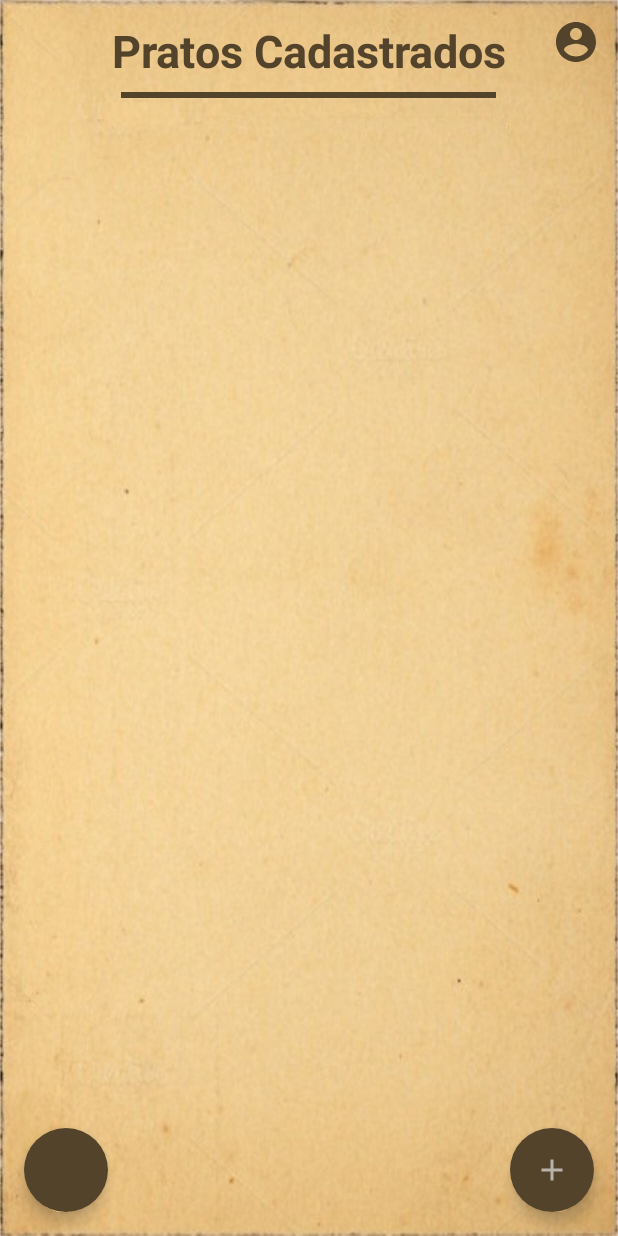
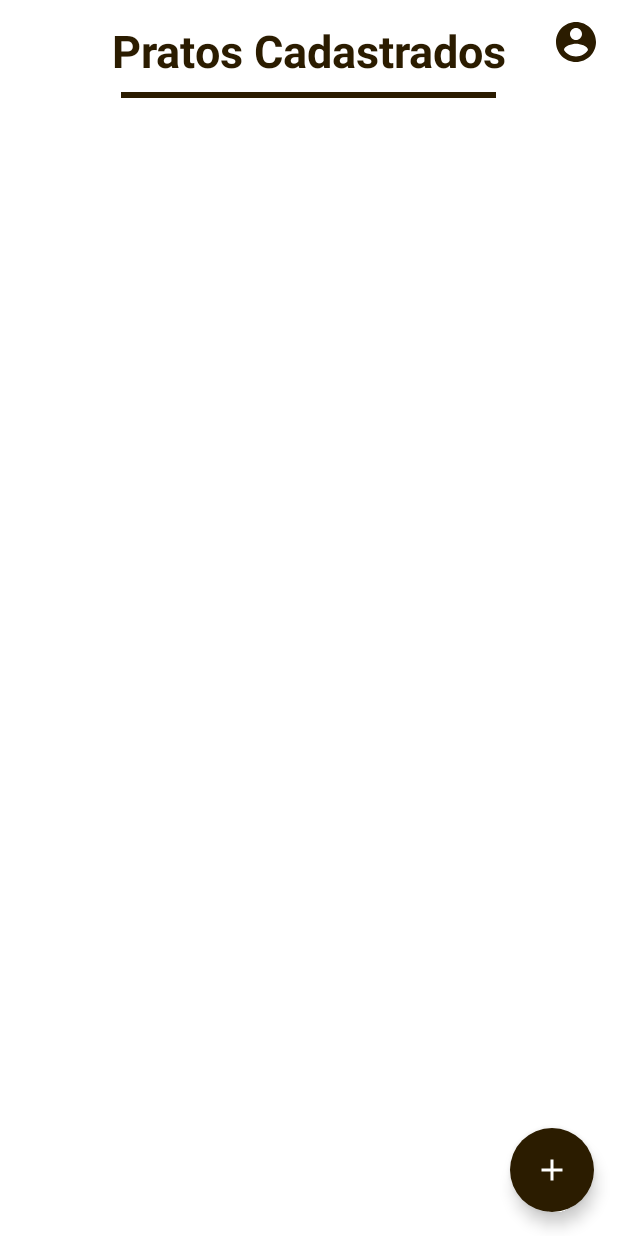
Before and after one commit to alefersaljr/iQueFome_Kotlin_Restaurante, an Android app: the screen it shows after launch once a user with an empty profile is signed in (RestauranteLogado), on a phone screen of 412 x 824 dp. Run offline under Robolectric (Android 15) with nearby library versions, the phone set to English and light mode, and no system bars; our stand-ins replace Firebase (no records; nobody signed in at launch, a user with empty details on screens opened directly).

Commit message:
24/05/2019
- Demais alterações

```diff
--- a/app/src/main/AndroidManifest.xml
+++ b/app/src/main/AndroidManifest.xml
@@ -11,7 +11,7 @@
             android:supportsRtl="true"
             android:theme="@style/AppTheme"
             tools:ignore="AllowBackup,GoogleAppIndexingWarning">
-        <activity android:name=".MeusDados">
+        <activity android:name=".RestauranteMeusDados">
         </activity>
         <activity
                 android:name=".RestauranteCadastro"
--- a/app/src/main/java/br/com/alexandre_salgueirinho/iquefome_restaurante/RestauranteLogado.kt
+++ b/app/src/main/java/br/com/alexandre_salgueirinho/iquefome_restaurante/RestauranteLogado.kt
@@ -12,6 +12,7 @@ import kotlinx.android.synthetic.main.activity_restaurante_logado.*
 class RestauranteLogado : AppCompatActivity() {
 
     lateinit var mToolbar: Toolbar
+    var mAuth = FirebaseAuth.getInstance()
 
     override fun onCreate(savedInstanceState: Bundle?) {
         super.onCreate(savedInstanceState)
@@ -23,16 +24,15 @@ class RestauranteLogado : AppCompatActivity() {
         logado_Button_Add.setOnClickListener {
             goToAddFood()
         }
-
-        logado_Button_logout.setOnClickListener {
-            logout()
-        }
     }
 
-    private fun logout() {
-        FirebaseAuth.getInstance().signOut()
-        startActivity(Intent(this, RestauranteLogin::class.java))
-        finish()
+    override fun onStart() {
+        super.onStart()
+
+        if (mAuth.currentUser == null){
+            startActivity(Intent(this, RestauranteLogin::class.java))
+            finish()
+        }
     }
 
     private fun goToAddFood() {
@@ -48,7 +48,7 @@ class RestauranteLogado : AppCompatActivity() {
     override fun onOptionsItemSelected(item: MenuItem?): Boolean {
         when (item?.itemId) {
             R.id.action_menu_icon_account -> {
-                startActivity(Intent(this, MeusDados::class.java))
+                startActivity(Intent(this, RestauranteMeusDados::class.java))
             }
         }
         return true
--- a/app/src/main/res/drawable/icon_account.xml
+++ b/app/src/main/res/drawable/icon_account.xml
@@ -4,6 +4,6 @@
         android:viewportWidth="24.0"
         android:viewportHeight="24.0">
     <path
-            android:fillColor="#54432b"
+            android:fillColor="#2b1c00"
             android:pathData="M12,2C6.48,2 2,6.48 2,12s4.48,10 10,10 10,-4.48 10,-10S17.52,2 12,2zM12,5c1.66,0 3,1.34 3,3s-1.34,3 -3,3 -3,-1.34 -3,-3 1.34,-3 3,-3zM12,19.2c-2.5,0 -4.71,-1.28 -6,-3.22 0.03,-1.99 4,-3.08 6,-3.08 1.99,0 5.97,1.09 6,3.08 -1.29,1.94 -3.5,3.22 -6,3.22z"/>
 </vector>
--- a/app/src/main/res/drawable/icon_add.xml
+++ b/app/src/main/res/drawable/icon_add.xml
@@ -4,6 +4,6 @@
         android:viewportWidth="24.0"
         android:viewportHeight="24.0">
 
-    <path android:fillColor="#99FFFFFF"
+    <path android:fillColor="#FFFFFF"
           android:pathData="M19,13h-6v6h-2v-6H5v-2h6V5h2v6h6v2z"/>
 </vector>
--- a/app/src/main/res/drawable/icon_logout.xml
+++ b/app/src/main/res/drawable/icon_logout.xml
@@ -4,6 +4,6 @@
         android:viewportWidth="24.0"
         android:viewportHeight="24.0">
     <path
-            android:fillColor="#FF54432b"
+            android:fillColor="#FF2b1c00"
             android:pathData="M10.09,15.59L11.5,17l5,-5 -5,-5 -1.41,1.41L12.67,11H3v2h9.67l-2.58,2.59zM19,3H5c-1.11,0 -2,0.9 -2,2v4h2V5h14v14H5v-4H3v4c0,1.1 0.89,2 2,2h14c1.1,0 2,-0.9 2,-2V5c0,-1.1 -0.9,-2 -2,-2z"/>
 </vector>
--- a/app/src/main/res/drawable/round_button_image.xml
+++ b/app/src/main/res/drawable/round_button_image.xml
@@ -7,9 +7,9 @@
 
     <stroke
             android:width="2sp"
-            android:color="@color/white"/>
+            android:color="@color/text_color"/>
 
     <solid
-            android:color="@color/text_color"/>
+            android:color="@color/text_color_light"/>
 
 </shape>
--- a/app/src/main/res/layout/activity_restaurante_logado.xml
+++ b/app/src/main/res/layout/activity_restaurante_logado.xml
@@ -5,7 +5,7 @@
         android:layout_width="match_parent"
         android:layout_height="match_parent" xmlns:app="http://schemas.android.com/apk/res-auto"
         tools:context=".RestauranteLogado"
-        android:background="@drawable/back_default">
+        android:background="@android:color/white">
 
     <TextView
             android:id="@+id/logado_TextView_Cadastro"
@@ -16,7 +16,7 @@
             android:textAlignment="center"
             android:textSize="30sp"
             android:textStyle="bold"
-            android:textColor="@color/text_color"/>
+            android:textColor="@color/text_color_dark"/>
 
     <View
             android:id="@+id/logado_View"
@@ -24,7 +24,7 @@
             android:layout_height="4sp"
             android:layout_marginTop="5sp"
             android:layout_centerHorizontal="true"
-            android:background="@color/text_color"
+            android:background="@color/text_color_dark"
             android:layout_below="@+id/logado_Toolbar"/>
 
     <include
@@ -39,21 +39,9 @@
             android:layout_alignParentBottom="true"
             android:layout_alignParentEnd="true"
             app:borderWidth="0sp"
-            android:backgroundTint="@color/text_color"
+            android:backgroundTint="@color/text_color_dark"
             android:src="@drawable/icon_add"
             android:layout_margin="16dp"
             app:fabSize="auto" />
 
-    <com.google.android.material.floatingactionbutton.FloatingActionButton
-            android:id="@+id/logado_Button_logout"
-            android:layout_width="wrap_content"
-            android:layout_height="wrap_content"
-            android:layout_alignParentBottom="true"
-            android:layout_alignParentStart="true"
-            app:borderWidth="0sp"
-            android:backgroundTint="@color/text_color"
-            android:src="@drawable/icon_logout"
-            android:layout_margin="16dp"
-            app:fabSize="auto" />
-
 </RelativeLayout>
--- a/app/src/main/res/values/colors.xml
+++ b/app/src/main/res/values/colors.xml
@@ -5,7 +5,7 @@
     <color name="dark_gray">#6C6C6C</color>
 
     <color name="colorPrimary">#80a3bd</color>
-    <color name="colorPrimaryDark">#51748d</color>
+    <color name="colorPrimaryDark">#2b1c00</color>
     <color name="colorPrimaryLight">#b1d4f0</color>
 
     <color name="cinza_claro">#9FBED6</color>
@@ -13,6 +13,8 @@
     <color name="cinza_medio">#5F798C</color>
     <color name="cinza_escuro1">#203647</color>
     <color name="cinza_escuro2">#2B3740</color>
+
+    <color name="text_color_light">#816E54</color>
     <color name="text_color">#54432b</color>
-    <color name="text_color_light">#816E54</color>
+    <color name="text_color_dark">#2b1c00</color>
 </resources>
```
Also changed, not shown: app/src/main/java/br/com/alexandre_salgueirinho/iquefome_restaurante/RestauranteMeusDados.kt (+52 -2 lines), app/src/main/res/drawable/icon_edit.xml (+9 -4 lines), app/src/main/res/layout/activity_restaurante_cadastrar_prato.xml (+5 -3 lines), app/src/main/res/layout/activity_restaurante_meus_dados.xml (+61 -51 lines).
